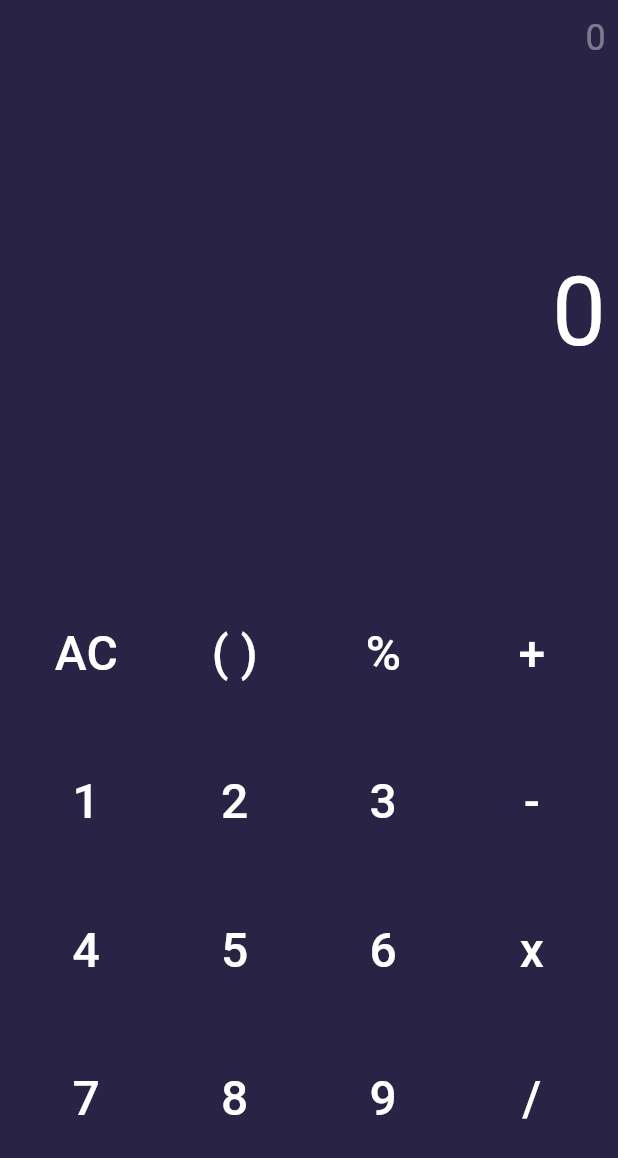
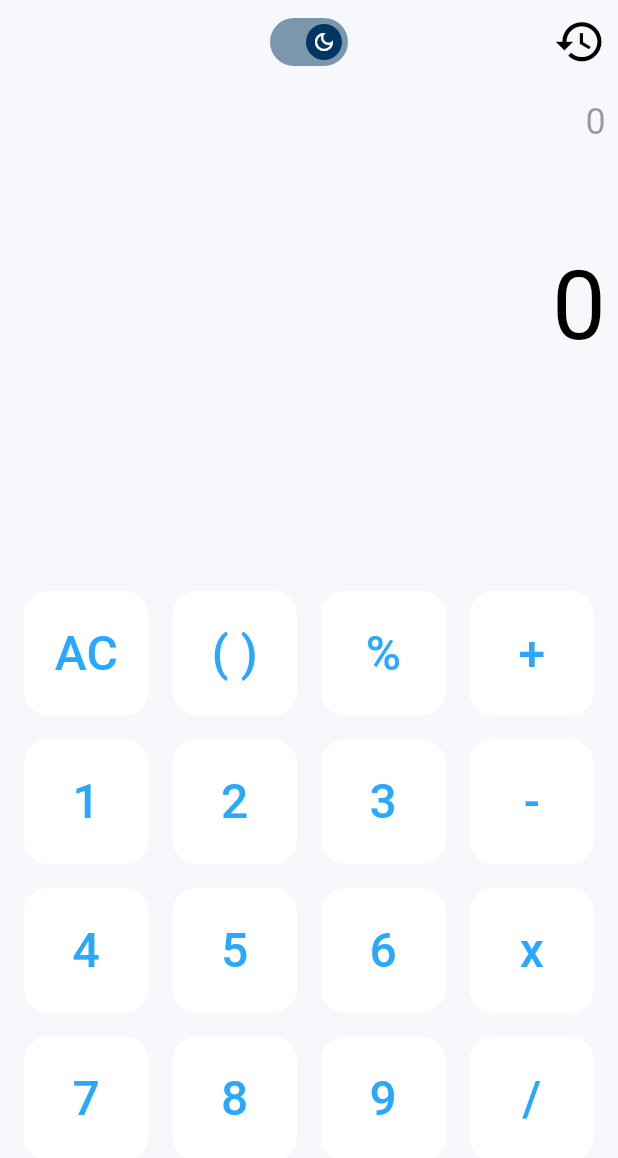
Before and after one commit to YLeall/calculator, a Flutter app: the screen it shows after launch, on a phone screen of 412 x 824 dp. Shown: the top 1158 px of the screen. Run offline on Flutter 3.47's test engine with Material 2 defaults, Android fonts, the phone set to English and light mode, and no system bars; our stand-ins replace get.

Commit message:
implementando themes

```diff
--- a/lib/button_tile.dart
+++ b/lib/button_tile.dart
@@ -15,19 +15,35 @@ class ButtonTile extends StatelessWidget {
   final Function(int teste) onPressed;
 
   final calculatorController = Get.find<CalculatorController>();
+  final colorTextButton = const Color(0xFF29A8FF);
+  final colorBackgroundButtonDark = const Color(0xFF303136);
 
   @override
   Widget build(BuildContext context) {
-    return TextButton(
+    return Padding(
+      padding: const EdgeInsets.all(8.0),
+      child: Container(
+        decoration: BoxDecoration(
+          color: Theme.of(context).colorScheme.onPrimaryContainer,
+          borderRadius: BorderRadius.circular(16),
+        ),
+        child: TextButton(
           onPressed: () {
             onPressed(index);
             calculatorController.calculator(number: index);
           },
+          style: ButtonStyle(
+            overlayColor: MaterialStateColor.resolveWith(
+              (states) => Colors.white.withOpacity(0.1),
+            ),
+          ),
           child: Text(
             nameButton,
-        style: const TextStyle(
+            style: TextStyle(
               fontSize: 32,
-          color: Colors.white,
+              color: colorTextButton,
+            ),
+          ),
         ),
       ),
     );
--- a/lib/calculator_controller.dart
+++ b/lib/calculator_controller.dart
@@ -1,3 +1,5 @@
+import 'package:calculator/theme.dart';
+import 'package:flutter/material.dart';
 import 'package:flutter/widgets.dart';
 import 'package:get/get.dart';
 
@@ -20,9 +22,19 @@ class CalculatorController extends GetxController {
   int metadeListParenteses = 0;
   double fontSize = 64;
 
-
   ScrollController scrollController = ScrollController();
 
+  RxBool switchValue = true.obs;
+
+  void changeTheme(bool isTheme){
+    switchValue.value = !switchValue.value;
+    if (isTheme==true) {
+      Get.changeThemeMode(ThemeMode.dark);
+    }
+    else{
+      Get.changeThemeMode(ThemeMode.light);
+    }
+  }
 
   void scrollToBottom() {
     //double initialPosition = scrollController.offset;
@@ -538,7 +550,6 @@ class CalculatorController extends GetxController {
 
           }
 
-
           //*
           if (eita == '+') {
             resultCalculator = numbersCut[0] + numbersCut[1];
--- a/lib/calculator_screen.dart
+++ b/lib/calculator_screen.dart
@@ -1,5 +1,6 @@
 import 'package:calculator/button_tile.dart';
 import 'package:calculator/calculator_controller.dart';
+import 'package:calculator/constants.dart';
 import 'package:flutter/material.dart';
 import 'package:get/get.dart';
 
@@ -29,16 +30,41 @@ class CalculatorScreen extends StatelessWidget {
     '=',
   ];
 
-  final Color corBase = const Color(0xFF292445);
-  //Color corBase2 = const Color(0xFF121212);
   final calculatorController = Get.find<CalculatorController>();
-  //ScrollController scrollController = ScrollController();
-
 
   @override
   Widget build(BuildContext context) {
     return Scaffold(
-      backgroundColor: corBase,
+      //backgroundColor: Theme.of(context).colorScheme.background,
+      //
+      appBar: AppBar(
+        backgroundColor: Colors.transparent,
+        elevation: 0,
+        title: Switch(
+          thumbIcon: thumbIcon,
+          value: calculatorController.switchValue.value,
+          onChanged: (value) {
+            calculatorController.changeTheme(value);
+          },
+          activeColor: const Color(0xFF003661),
+          inactiveThumbColor: const Color(0xFFD8EEFF),
+          inactiveTrackColor: const Color(0xFFA9DCFD),
+          trackOutlineColor: trackOutlineColor,
+        ),
+        centerTitle: true,
+        actions: [
+          IconButton(
+            icon: Icon(
+              Icons.history_outlined,
+              color: Theme.of(context).colorScheme.onTertiary,
+              size: 35,
+            ),
+            onPressed: () {},
+          ),
+        ],
+      ),
+
+      //
       body: SafeArea(
         child: Padding(
           padding: const EdgeInsets.all(8.0),
@@ -49,13 +75,15 @@ class CalculatorScreen extends StatelessWidget {
                 () => Text(
                   calculatorController.lastNumberScreen.value.toString(),
                   style: TextStyle(
-                    color: Colors.white.withAlpha(100),
+                    color:  Theme.of(context).colorScheme.onTertiary.withAlpha(100),
                     fontSize: 24,
                   ),
                 ),
               ),
 
-              const SizedBox(height: 120,),
+              const SizedBox(
+                height: 60,
+              ),
 
               Expanded(
                 child: Obx(
@@ -65,7 +93,7 @@ class CalculatorScreen extends StatelessWidget {
                     child: Text(
                       calculatorController.numberScreen.value.toString(),
                       style: TextStyle(
-                        color: Colors.white,
+                        color: Theme.of(context).colorScheme.onTertiary,
                         fontSize: calculatorController.fontSize,
                       ),
                     ),
@@ -101,3 +129,24 @@ class CalculatorScreen extends StatelessWidget {
     );
   }
 }
+
+/*
+FlutterSwitch(
+            value: calculatorController.switchValue.value,
+            width: 122.0,
+            height: 40,
+            toggleSize: 30.0,
+            padding: 5,
+            onToggle: (value) {
+              calculatorController.changeTheme(value);
+            },
+            activeIcon: const Icon(
+              Icons.dark_mode_outlined,
+              color: Colors.black,
+            ),
+            inactiveIcon: const Icon(
+              Icons.wb_sunny_rounded,
+              color: Colors.black,
+            ),
+          ),
+*/
--- /dev/null
+++ b/lib/constants.dart
@@ -0,0 +1,27 @@
+import 'package:flutter/material.dart';
+
+final MaterialStateProperty<Icon?> thumbIcon =
+    MaterialStateProperty.resolveWith<Icon?>(
+  (Set<MaterialState> states) {
+    if (states.contains(MaterialState.selected)) {
+      return const Icon(
+        Icons.dark_mode_outlined,
+        color: Colors.white,
+      );
+    }
+    return const Icon(
+      Icons.wb_sunny_rounded,
+      color: Colors.black,
+    );
+  },
+);
+
+final MaterialStateProperty<Color?> trackOutlineColor =
+    MaterialStateProperty.resolveWith<Color?>(
+  (Set<MaterialState> states) {
+    if (states.contains(MaterialState.selected)) {
+      return Colors.transparent;
+    }
+    return Colors.transparent;
+  },
+);
```
Lines whose indentation alone changed are shown as unchanged.
